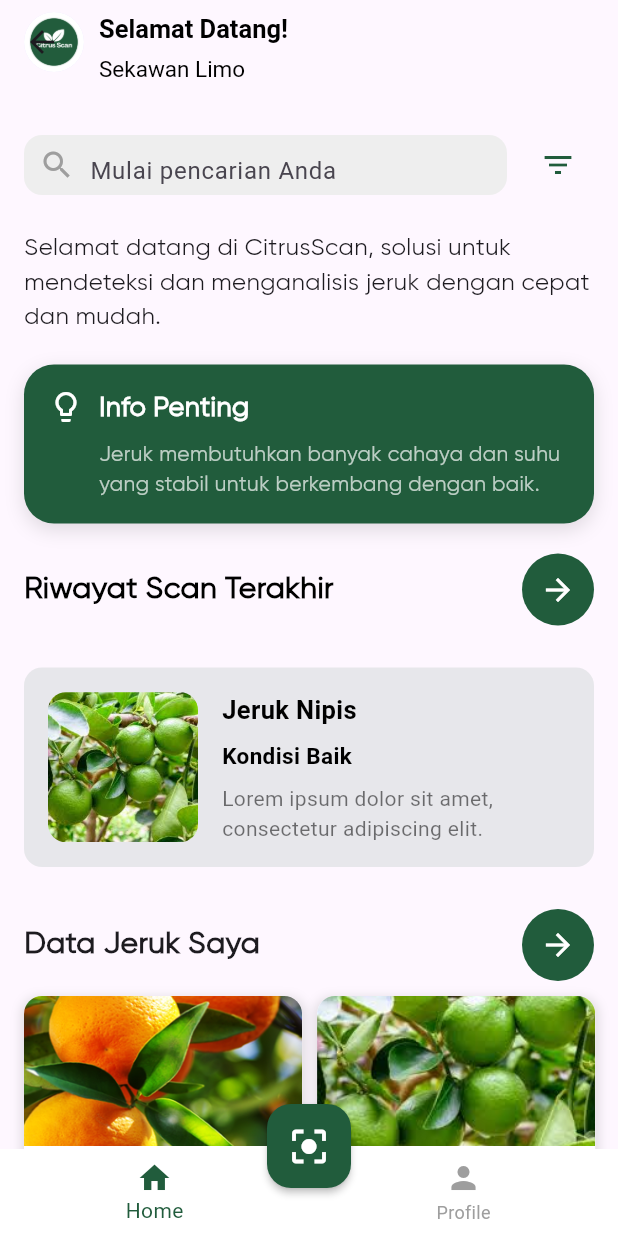
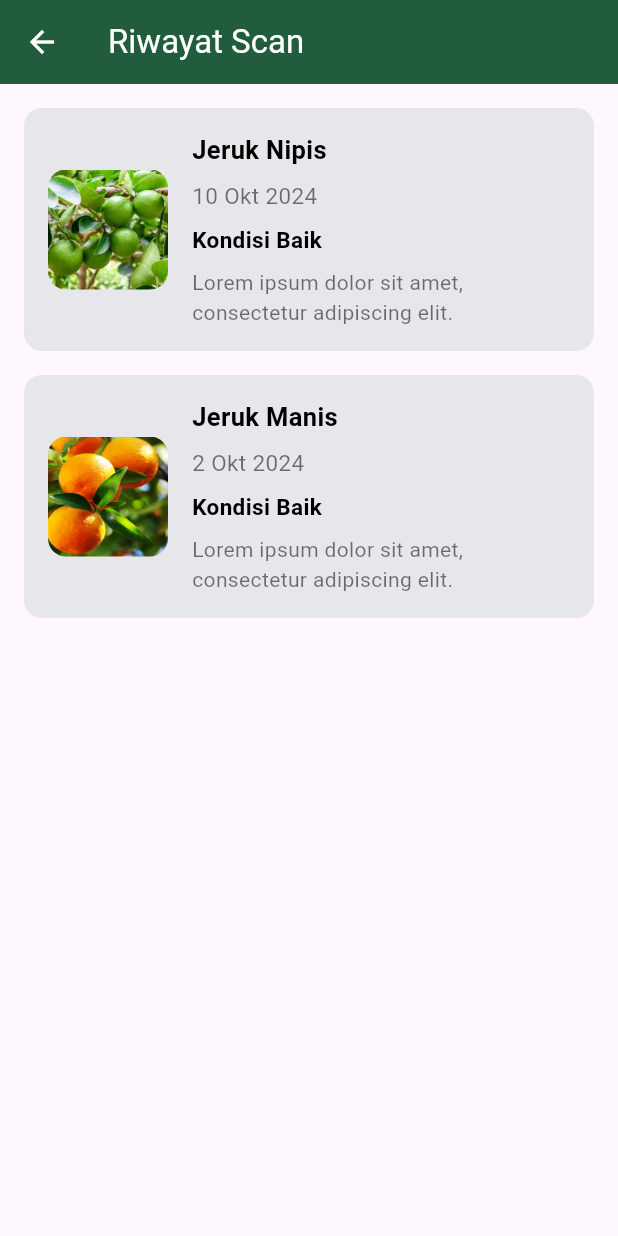
Before and after one commit to Eddav29/CitrusScan-Project, a Flutter app: the HomeScreen screen opened by its route, after a tap on the "arrow forward" icon, on a phone screen of 412 x 824 dp. Run offline on Flutter 3.47's test engine with Material 3 defaults, Android fonts, the phone set to English and light mode, and no system bars; our stand-ins replace camera, loading_animation_widget.

Commit message:
Add layout: Scan History

```diff
--- a/frontend/frontend_project/lib/screen/home_screen.dart
+++ b/frontend/frontend_project/lib/screen/home_screen.dart
@@ -1,9 +1,10 @@
 import 'package:flutter/material.dart';
 import '../widgets/navigation_bar.dart';
 import 'tips_widget.dart';
-import 'recent_scan_widget.dart'; // Pastikan sudah mengimpor recent_scan_widget
+import 'recent_scan_widget.dart';
 import 'data_jeruk_widget.dart';
 import '../widgets/app_bar.dart';
+import 'scan_history_screen.dart';
 
 class HomeScreen extends StatefulWidget {
   @override
@@ -11,9 +12,9 @@ class HomeScreen extends StatefulWidget {
 }
 
 class _HomeScreenState extends State<HomeScreen> {
-  Color appBarColor = Colors.transparent; // Warna AppBar
+  Color appBarColor = Colors.transparent;
 
-  // Sample data for the oranges
+  // Data dummy untuk riwayat jeruk
   final List<Map<String, String>> jerukData = [
     {
       "namaJeruk": "Jeruk Manis",
@@ -37,18 +38,15 @@ class _HomeScreenState extends State<HomeScreen> {
     },
   ];
 
-  // Function to build rows of DataJerukWidget
   List<Widget> buildJerukRows() {
     List<Widget> rows = [];
     for (int i = 0; i < jerukData.length; i += 2) {
-      // Check if the next item exists for pairing
       DataJerukWidget leftCard = DataJerukWidget(
         namaJeruk: jerukData[i]["namaJeruk"]!,
         tanggalScan: jerukData[i]["tanggalScan"]!,
         imagePath: jerukData[i]["imagePath"]!,
       );
 
-      // Check if there is a right card
       DataJerukWidget rightCard = (i + 1 < jerukData.length)
           ? DataJerukWidget(
               namaJeruk: jerukData[i + 1]["namaJeruk"]!,
@@ -62,7 +60,7 @@ class _HomeScreenState extends State<HomeScreen> {
             );
 
       rows.add(JerukRowWidget(leftCard: leftCard, rightCard: rightCard));
-      rows.add(SizedBox(height: 10)); // Spacing between rows
+      rows.add(SizedBox(height: 10));
     }
     return rows;
   }
@@ -129,7 +127,7 @@ class _HomeScreenState extends State<HomeScreen> {
                     "Selamat datang di CitrusScan, solusi untuk mendeteksi dan menganalisis jeruk dengan cepat dan mudah.",
                     style: TextStyle(
                       fontSize: 16,
-                      fontFamily: 'Gilroy', // Menggunakan font Gilroy
+                      fontFamily: 'Gilroy',
                     ),
                   ),
                   SizedBox(height: 20),
@@ -146,19 +144,24 @@ class _HomeScreenState extends State<HomeScreen> {
                           fontSize: 20,
                           fontWeight: FontWeight.bold,
                           color: Colors.black,
-                          fontFamily: 'Gilroy', // Menggunakan font Gilroy
+                          fontFamily: 'Gilroy',
                         ),
                       ),
-                      // Ikon untuk melihat selengkapnya
                       Container(
                         decoration: BoxDecoration(
-                          color: Color(0xFF215C3C), // Warna hijau
-                          shape: BoxShape.circle, // Bentuk bulat
+                          color: Color(0xFF215C3C),
+                          shape: BoxShape.circle,
                         ),
                         child: IconButton(
                           icon: Icon(Icons.arrow_forward, color: Colors.white),
                           onPressed: () {
-                            print("Lihat Selengkapnya tapped");
+                            // Pindah ke halaman riwayat scan lengkap
+                            Navigator.push(
+                              context,
+                              MaterialPageRoute(
+                                builder: (context) => ScanHistoryScreen(),
+                              ),
+                            );
                           },
                         ),
                       ),
@@ -177,14 +180,13 @@ class _HomeScreenState extends State<HomeScreen> {
                         style: TextStyle(
                           fontSize: 20,
                           fontWeight: FontWeight.bold,
-                          fontFamily: 'Gilroy', // Menggunakan font Gilroy
+                          fontFamily: 'Gilroy',
                         ),
                       ),
-                      // Ikon untuk melihat selengkapnya
                       Container(
                         decoration: BoxDecoration(
-                          color: Color(0xFF215C3C), // Warna hijau
-                          shape: BoxShape.circle, // Bentuk bulat
+                          color: Color(0xFF215C3C),
+                          shape: BoxShape.circle,
                         ),
                         child: IconButton(
                           icon: Icon(Icons.arrow_forward, color: Colors.white),
@@ -206,7 +208,7 @@ class _HomeScreenState extends State<HomeScreen> {
           ),
         ],
       ),
-      bottomNavigationBar: CustomNavigationBar(), // Navigasi bawah
+      bottomNavigationBar: CustomNavigationBar(),
     );
   }
 }
--- a/frontend/frontend_project/lib/screen/recent_scan_widget.dart
+++ b/frontend/frontend_project/lib/screen/recent_scan_widget.dart
@@ -1,4 +1,5 @@
 import 'package:flutter/material.dart';
+import 'scan_result_screen.dart';
 
 class RecentScanWidget extends StatelessWidget {
   @override
@@ -10,9 +11,18 @@ class RecentScanWidget extends StatelessWidget {
         // Kartu Riwayat Scan
         Padding(
           padding: const EdgeInsets.symmetric(vertical: 8.0),
+          child: GestureDetector(
+            onTap: () {
+              // Arahkan ke halaman ScanResultScreen saat kartu diklik
+              Navigator.push(
+                context,
+                MaterialPageRoute(builder: (context) => ScanResultScreen()),
+              );
+            },
             child: Container(
               decoration: BoxDecoration(
-              color: Color(0xFF215C3C).withOpacity(0.1), // Warna hijau transparan
+                color: Color(0xFF215C3C)
+                    .withOpacity(0.1), // Warna hijau transparan
                 borderRadius: BorderRadius.circular(12), // Sudut melengkung
               ),
               padding: EdgeInsets.all(16),
@@ -44,6 +54,15 @@ class RecentScanWidget extends StatelessWidget {
                         ),
                         SizedBox(height: 8),
                         Text(
+                          '10 Okt 2024', // Tanggal scan
+                          style: TextStyle(
+                            fontSize: 14,
+                            color: Colors
+                                .black54, // Warna font hitam dengan transparansi
+                          ),
+                        ),
+                        SizedBox(height: 8),
+                        Text(
                           'Kondisi Baik', // Kondisi produk
                           style: TextStyle(
                             fontSize: 15,
@@ -56,7 +75,8 @@ class RecentScanWidget extends StatelessWidget {
                           'Lorem ipsum dolor sit amet, consectetur adipiscing elit.', // Keterangan tambahan
                           style: TextStyle(
                             fontSize: 14,
-                          color: Colors.black54, // Warna hitam dengan transparansi
+                            color: Colors
+                                .black54, // Warna hitam dengan transparansi
                           ),
                         ),
                       ],
@@ -66,6 +86,7 @@ class RecentScanWidget extends StatelessWidget {
               ),
             ),
           ),
+        ),
       ],
     );
   }
--- /dev/null
+++ b/frontend/frontend_project/lib/screen/scan_history_screen.dart
@@ -0,0 +1,134 @@
+import 'package:flutter/material.dart';
+import 'scan_result_screen.dart';
+
+class ScanHistoryScreen extends StatelessWidget {
+  @override
+  Widget build(BuildContext context) {
+    return Scaffold(
+      appBar: AppBar(
+        title: Text(
+          'Riwayat Scan',
+          style: TextStyle(
+            color: Colors.white,
+          ),
+        ),
+        backgroundColor: Color(0xFF215C3C),
+        iconTheme: IconThemeData(color: Colors.white),
+      ),
+      body: ListView(
+        padding: const EdgeInsets.all(16),
+        children: [
+          // Kartu pertama
+          _buildScanHistoryCard(
+            context, // Menambahkan context sebagai parameter
+            imagePath: 'assets/images/jeruknipis.jpeg',
+            namaJeruk: 'Jeruk Nipis',
+            tanggalScan: '10 Okt 2024',
+            kondisi: 'Kondisi Baik',
+            keterangan:
+                'Lorem ipsum dolor sit amet, consectetur adipiscing elit.',
+          ),
+          SizedBox(height: 16),
+          // Kartu kedua
+          _buildScanHistoryCard(
+            context, // Menambahkan context sebagai parameter
+            imagePath: 'assets/images/jeruk1.png',
+            namaJeruk: 'Jeruk Manis',
+            tanggalScan: '2 Okt 2024',
+            kondisi: 'Kondisi Baik',
+            keterangan:
+                'Lorem ipsum dolor sit amet, consectetur adipiscing elit.',
+          ),
+          SizedBox(height: 16),
+          // Tambahkan lebih banyak kartu sesuai kebutuhan
+        ],
+      ),
+    );
+  }
+
+  // Widget untuk membangun kartu riwayat scan
+  Widget _buildScanHistoryCard(
+    BuildContext context, {
+    required String imagePath,
+    required String namaJeruk,
+    required String tanggalScan,
+    required String kondisi,
+    required String keterangan,
+  }) {
+    return GestureDetector(
+      onTap: () {
+        // Navigasi ke halaman hasil scan saat kartu diklik
+        Navigator.push(
+          context,
+          MaterialPageRoute(
+              builder: (context) =>
+                  ScanResultScreen()), // Ganti dengan halaman hasil scan yang sesuai
+        );
+      },
+      child: Container(
+        decoration: BoxDecoration(
+          color: Color(0xFF215C3C)
+              .withOpacity(0.1), // Warna hijau dengan transparansi
+          borderRadius: BorderRadius.circular(12),
+        ),
+        padding: EdgeInsets.all(16),
+        child: Row(
+          children: [
+            // Gambar scan jeruk
+            ClipRRect(
+              borderRadius: BorderRadius.circular(12),
+              child: Image.asset(
+                imagePath,
+                width: 80,
+                height: 80,
+                fit: BoxFit.cover,
+              ),
+            ),
+            SizedBox(width: 16),
+            // Kolom teks dengan nama jeruk, tanggal scan, kondisi, dan keterangan
+            Expanded(
+              child: Column(
+                crossAxisAlignment: CrossAxisAlignment.start,
+                children: [
+                  Text(
+                    namaJeruk,
+                    style: TextStyle(
+                      fontSize: 17,
+                      fontWeight: FontWeight.bold,
+                      color: Colors.black,
+                    ),
+                  ),
+                  SizedBox(height: 8),
+                  Text(
+                    tanggalScan,
+                    style: TextStyle(
+                      fontSize: 15,
+                      color: Colors.black54,
+                    ),
+                  ),
+                  SizedBox(height: 8),
+                  Text(
+                    kondisi, // Kondisi jeruk
+                    style: TextStyle(
+                      fontSize: 15,
+                      fontWeight: FontWeight.bold,
+                      color: Colors.black,
+                    ),
+                  ),
+                  SizedBox(height: 8),
+                  Text(
+                    keterangan, // Keterangan tambahan
+                    style: TextStyle(
+                      fontSize: 14,
+                      color: Colors.black54, // Warna hitam dengan transparansi
+                    ),
+                  ),
+                ],
+              ),
+            ),
+          ],
+        ),
+      ),
+    );
+  }
+}
```
Lines whose indentation alone changed are shown as unchanged.
